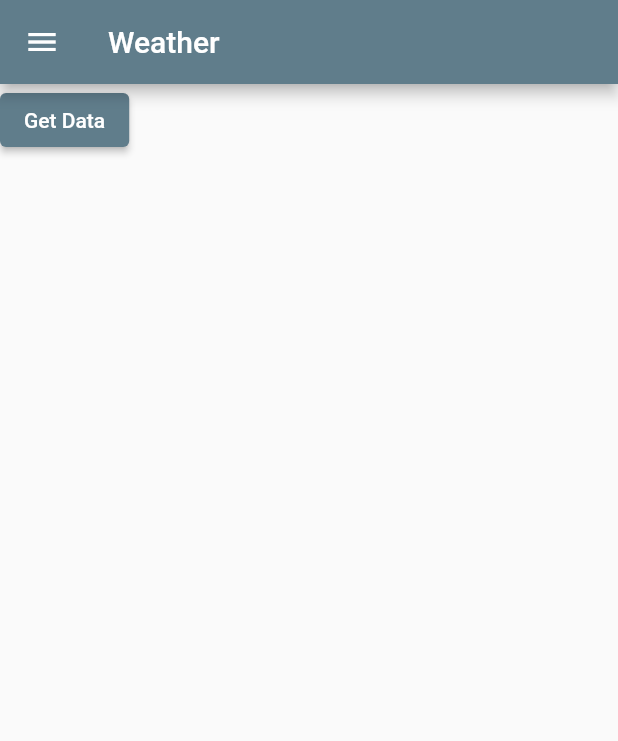
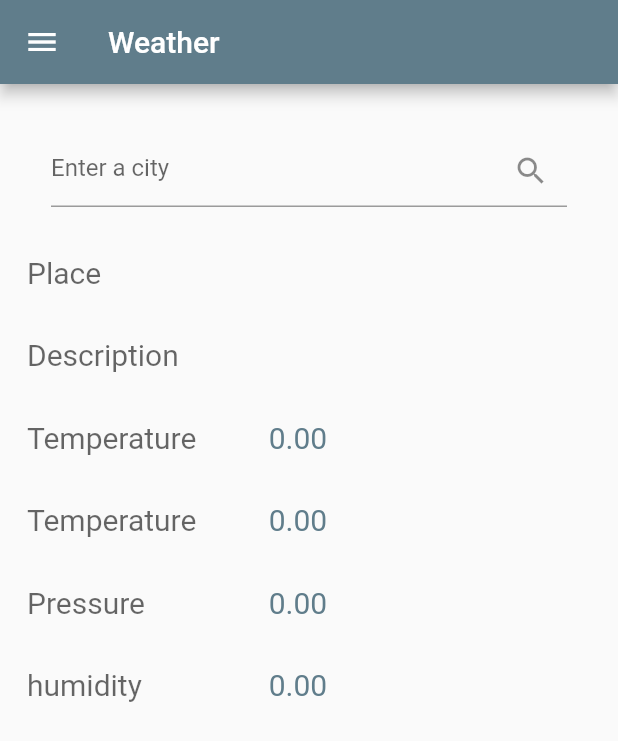
Before and after one commit to MillieNakiganda/FlutterSampleApp, a Flutter app: the WeatherScreen screen opened directly, on a phone screen of 412 x 824 dp. Shown: the top 741 px of the screen. Run offline on Flutter 3.47's test engine with Material 2 defaults, Android fonts, the phone set to English and light mode, and no system bars; our stand-ins replace flutter_dotenv.

Commit message:
ch: populate Weather UI with response result

```diff
--- a/lib/screens/weather_screen.dart
+++ b/lib/screens/weather_screen.dart
@@ -20,23 +20,68 @@ class _WeatherState extends State<WeatherScreen> {
       pressure: 0,
       humidity: 0);
 
+  final TextEditingController txtPlace = TextEditingController();
+
   @override
   Widget build(BuildContext context) {
     return Scaffold(
-      appBar: AppBar(title: const Text('Weather')),
-      drawer: const MenuDrawer(),
-      body: Column(
-        children: [
-          ElevatedButton(onPressed: getData, child: const Text('Get Data')),
-          Text(weatherresult.name),
-        ],
-      ),
-    );
+        appBar: AppBar(title: const Text('Weather')),
+        drawer: const MenuDrawer(),
+        body: Padding(
+          padding: const EdgeInsets.all(18),
+          child: ListView(
+            children: [
+              Padding(
+                  padding: const EdgeInsets.all(16),
+                  child: TextField(
+                    controller: txtPlace,
+                    decoration: InputDecoration(
+                        hintText: 'Enter a city',
+                        suffixIcon: IconButton(
+                          icon: const Icon(Icons.search),
+                          onPressed: getData,
+                        )),
+                  )),
+              weatherRow('Place', weatherresult.name),
+              weatherRow('Description', weatherresult.description),
+              weatherRow(
+                  'Temperature', weatherresult.temperature.toStringAsFixed(2)),
+              weatherRow(
+                  'Temperature', weatherresult.perceived.toStringAsFixed(2)),
+              weatherRow('Pressure', weatherresult.pressure.toStringAsFixed(2)),
+              weatherRow('humidity', weatherresult.humidity.toStringAsFixed(2)),
+            ],
+          ),
+        ));
   }
 
   Future getData() async {
     HttpHelper helper = HttpHelper();
-    weatherresult = await helper.getWeather('London');
+    weatherresult = await helper.getWeather(txtPlace.text);
     setState(() {});
   }
+
+  Widget weatherRow(String label, String value) {
+    Widget row = Padding(
+        padding: EdgeInsets.symmetric(vertical: 16),
+        child: Row(
+          children: [
+            Expanded(
+                flex: 3,
+                child: Text(label,
+                    style: TextStyle(
+                      fontSize: 20,
+                      color: Theme.of(context).hintColor,
+                    ))),
+            Expanded(
+                flex: 4,
+                child: Text(value,
+                    style: TextStyle(
+                      fontSize: 20,
+                      color: Theme.of(context).primaryColor,
+                    )))
+          ],
+        ));
+    return row;
+  }
 }
```
